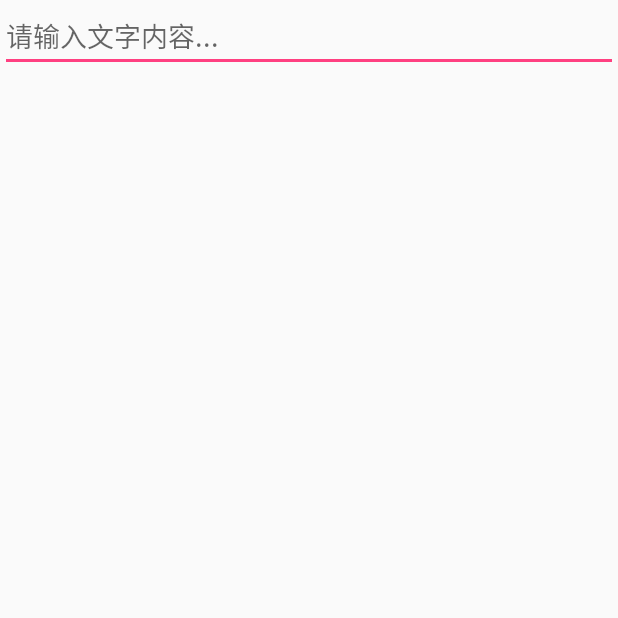
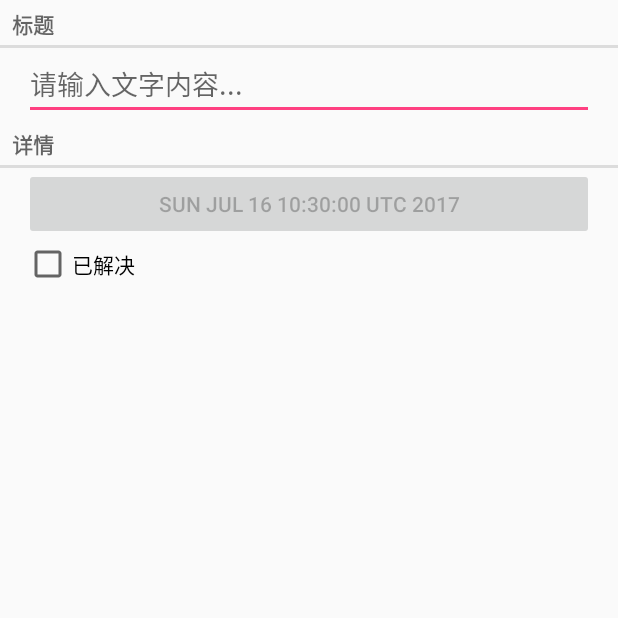
Before and after one commit to Android-campus/Android_officeM, an Android app: the screen it shows after launch (CrimeActivity), on a phone screen of 412 x 824 dp, the top half of it. Run offline under Robolectric (Android 15) with nearby library versions, the phone set to English and light mode, and no system bars.

Commit message:
add fragment

```diff
--- a/app/src/main/java/com/zy/android_officem/Crime.java
+++ b/app/src/main/java/com/zy/android_officem/Crime.java
@@ -1,12 +1,15 @@
 package com.zy.android_officem;
 
 
+import java.util.Date;
 import java.util.UUID;
 
 public class Crime {
 
     private UUID mId;
     private String mTitle;
+    private Date mDate;
+    private boolean mSolved;
 
     public UUID getId() {
         return mId;
@@ -20,10 +23,29 @@ public class Crime {
         mTitle = title;
     }
 
+    public Date getDate() {
+        return mDate;
+    }
+
+    public void setDate(Date date) {
+        mDate = date;
+    }
+
+    public boolean isSolved() {
+        return mSolved;
+    }
+
+    public void setSolved(boolean solved) {
+        mSolved = solved;
+    }
+
     public Crime() {
-
 
         // Generate unique identifier
         mId = UUID.randomUUID();
+
+        mDate = new Date();
+
+
     }
 }
--- a/app/src/main/java/com/zy/android_officem/CrimeFragment.java
+++ b/app/src/main/java/com/zy/android_officem/CrimeFragment.java
@@ -7,6 +7,9 @@ import android.text.TextWatcher;
 import android.view.LayoutInflater;
 import android.view.View;
 import android.view.ViewGroup;
+import android.widget.Button;
+import android.widget.CheckBox;
+import android.widget.CompoundButton;
 import android.widget.EditText;
 
 /**
@@ -17,6 +20,8 @@ public class CrimeFragment extends Fragment{
 
     private Crime mCrime;
     private EditText mTitleField;
+    private Button mDateButton;
+    private CheckBox mSolvedCheckBox;
 
     @Override
     public void onCreate(Bundle savedInstanceState) {
@@ -25,11 +30,9 @@ public class CrimeFragment extends Fragment{
     }
 
     @Override
-    public View onCreateView(LayoutInflater inflater, ViewGroup container,
-                             Bundle savedInstanceState) {
+    public View onCreateView(LayoutInflater inflater, ViewGroup container, Bundle savedInstanceState) {
+
         View v = inflater.inflate(R.layout.fragment_crime, container, false);
-
-
         EditText mTitleField = (EditText)v.findViewById(R.id.crime_title);
         mTitleField.addTextChangedListener(new TextWatcher() {
             @Override
@@ -45,6 +48,19 @@ public class CrimeFragment extends Fragment{
             }
         });
 
+        mDateButton = (Button)v.findViewById(R.id.crime_date);
+        mDateButton.setText(mCrime.getDate().toString());
+        mDateButton.setEnabled(false);
+
+        mSolvedCheckBox = (CheckBox)v.findViewById(R.id.crime_solved);
+        mSolvedCheckBox.setOnCheckedChangeListener(new CompoundButton.OnCheckedChangeListener() {
+            @Override
+            public void onCheckedChanged(CompoundButton buttonView, boolean isChecked) {
+            // Set the crime's solved property
+                mCrime.setSolved(isChecked);
+            }
+        });
+
         return v;
     }
 
--- a/app/src/main/res/layout/fragment_crime.xml
+++ b/app/src/main/res/layout/fragment_crime.xml
@@ -4,10 +4,40 @@
               android:layout_width="match_parent"
               android:layout_height="match_parent">
     .
+        <TextView
+            android:layout_width="match_parent"
+            android:layout_height="wrap_content"
+            android:text="@string/crime_title_label"
+            style="?android:listSeparatorTextViewStyle"
+            />
+
         <EditText android:id="@+id/crime_title"
                   android:layout_width="match_parent"
                   android:layout_height="wrap_content"
+                  android:layout_marginLeft="16dp"
+                  android:layout_marginRight="16dp"
                   android:hint="@string/crime_title_hint"
             />
 
+        <TextView
+            android:layout_width="match_parent"
+            android:layout_height="wrap_content"
+            android:text="@string/crime_details_label"
+            style="?android:listSeparatorTextViewStyle"
+            />
+        <Button android:id="@+id/crime_date"
+                android:layout_width="match_parent"
+                android:layout_height="wrap_content"
+                android:layout_marginLeft="16dp"
+                android:layout_marginRight="16dp"
+            />
+        <CheckBox android:id="@+id/crime_solved"
+                  android:layout_width="match_parent"
+                  android:layout_height="wrap_content"
+                  android:layout_marginLeft="16dp"
+                  android:layout_marginRight="16dp"
+                  android:text="@string/crime_solved_label"
+            />
+
+
 </LinearLayout>
--- a/app/src/main/res/values/strings.xml
+++ b/app/src/main/res/values/strings.xml
@@ -3,4 +3,7 @@
     <string name="hello_world">Hello world!</string>
     <string name="action_settings">Settings</string>
     <string name="crime_title_hint">请输入文字内容...</string>
+    <string name="crime_title_label">标题</string>
+    <string name="crime_details_label">详情</string>
+    <string name="crime_solved_label">已解决</string>
 </resources>
```
